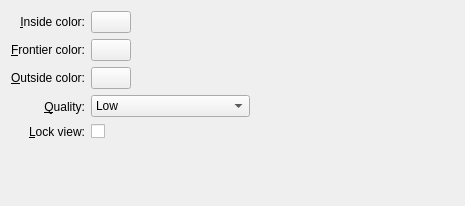
First picture: the form in wallpapers/mandelbrot/config.ui, repository KDE/kdeplasma-addons, before the edit.
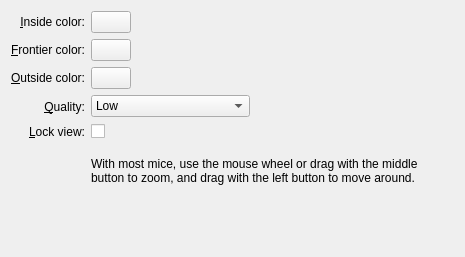
Second picture: the form after the edit. Custom widgets are drawn as their Qt base class.

Commit message: add label to explain how to use the mouse, in the same style as the Globe wallpaper does.

The edit to the form file:
```diff
--- a/wallpapers/mandelbrot/config.ui
+++ b/wallpapers/mandelbrot/config.ui
@@ -7,7 +7,7 @@
     <x>0</x>
     <y>0</y>
     <width>465</width>
-    <height>206</height>
+    <height>257</height>
    </rect>
   </property>
   <property name="windowTitle">
@@ -243,7 +243,7 @@
      </property>
     </widget>
    </item>
-   <item row="5" column="0">
+   <item row="6" column="1">
     <spacer name="verticalSpacer">
      <property name="orientation">
       <enum>Qt::Vertical</enum>
@@ -256,6 +256,28 @@
      </property>
     </spacer>
    </item>
+   <item row="5" column="1">
+    <widget class="QLabel" name="label_2">
+     <property name="sizePolicy">
+      <sizepolicy hsizetype="Preferred" vsizetype="MinimumExpanding">
+       <horstretch>0</horstretch>
+       <verstretch>0</verstretch>
+      </sizepolicy>
+     </property>
+     <property name="layoutDirection">
+      <enum>Qt::LeftToRight</enum>
+     </property>
+     <property name="text">
+      <string>With most mice, use the mouse wheel or drag with the middle button to zoom, and drag with the left button to move around.</string>
+     </property>
+     <property name="scaledContents">
+      <bool>false</bool>
+     </property>
+     <property name="wordWrap">
+      <bool>true</bool>
+     </property>
+    </widget>
+   </item>
   </layout>
  </widget>
  <customwidgets>
```
